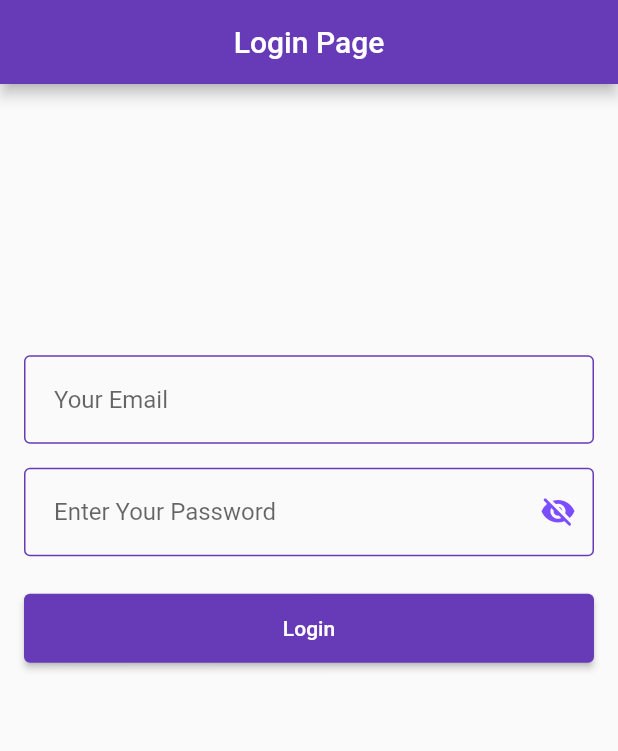
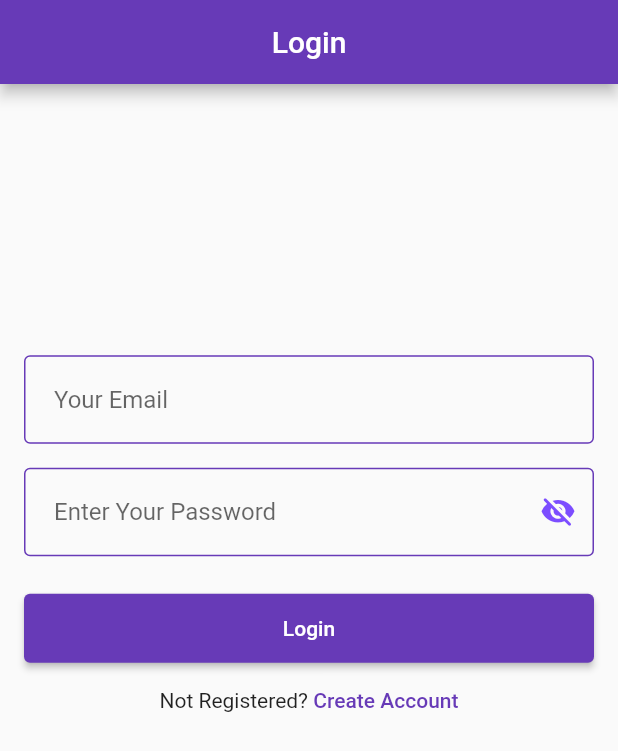
Before and after one commit to GunawatKunal/kunalGunawat-assignment, a Flutter app: the screen it shows after launch, on a phone screen of 412 x 824 dp. Shown: the top 751 px of the screen. Run offline on Flutter 3.47's test engine with Material 2 defaults, Android fonts, the phone set to English and light mode, and no system bars.

Commit message:
register page with otp implemented

```diff
--- a/lib/core/route_generator.dart
+++ b/lib/core/route_generator.dart
@@ -1,5 +1,6 @@
 import 'package:flutter/material.dart';
 import 'package:login_reg_demo/pages/login/login.dart';
+import 'package:login_reg_demo/pages/register/register.dart';
 
 import '../pages/splash/splash.dart';
 
@@ -10,6 +11,8 @@ class RouteGenerator {
         return MaterialPageRoute(builder: (_) => const SplashPage());
       case '/login':
         return MaterialPageRoute(builder: (_) => const LoginPage());
+      case '/register':
+        return MaterialPageRoute(builder: (_) => const RegisterPage());
 
       default:
         return _errorRoute();
--- a/lib/core/theme.dart
+++ b/lib/core/theme.dart
@@ -17,7 +17,10 @@ ThemeData buildThemeData() {
         padding: MaterialStateProperty.all(const EdgeInsets.symmetric(vertical: 15)),
       ),
     ),
-    colorScheme: ColorScheme.fromSwatch(accentColor: AppColor.secondaryColor),
+    colorScheme: const ColorScheme.light(
+      primary: AppColor.primaryColor,
+      secondary: AppColor.secondaryColor,
+    ),
   );
 }
 
--- a/lib/pages/login/login.dart
+++ b/lib/pages/login/login.dart
@@ -3,6 +3,7 @@ import 'package:login_reg_demo/core/theme.dart';
 import 'package:login_reg_demo/shared/exit_check.dart';
 
 import '../../service/snackbar_service.dart';
+import '../../shared/appbar.dart';
 
 class LoginPage extends StatefulWidget {
   const LoginPage({super.key});
@@ -12,6 +13,30 @@ class LoginPage extends StatefulWidget {
 }
 
 class _LoginPageState extends State<LoginPage> {
+  @override
+  Widget build(BuildContext context) {
+    return ExitCheck(
+      Scaffold(
+        appBar: buildAppBar(title: 'Login'),
+        body: const SingleChildScrollView(
+          child: Padding(
+            padding: EdgeInsets.all(16.0),
+            child: LoginForm(),
+          ),
+        ),
+      ),
+    );
+  }
+}
+
+class LoginForm extends StatefulWidget {
+  const LoginForm({super.key});
+
+  @override
+  State<LoginForm> createState() => _LoginFormState();
+}
+
+class _LoginFormState extends State<LoginForm> {
   final _formKey = GlobalKey<FormState>();
   final _emailController = TextEditingController();
   final _passwordController = TextEditingController();
@@ -27,17 +52,7 @@ class _LoginPageState extends State<LoginPage> {
 
   @override
   Widget build(BuildContext context) {
-    return ExitCheck(
-      Scaffold(
-        appBar: AppBar(
-          backgroundColor: Colors.deepPurple,
-          title: const Text('Login Page'),
-          centerTitle: true,
-        ),
-        body: SingleChildScrollView(
-          child: Padding(
-            padding: const EdgeInsets.all(16.0),
-            child: Form(
+    return Form(
       key: _formKey,
       child: Column(
         children: [
@@ -93,18 +108,36 @@ class _LoginPageState extends State<LoginPage> {
                 String password = _passwordController.text;
 
                 // Perform login operation with the entered username and password
-
+                Navigator.push(
+                  context,
+                  MaterialPageRoute(
+                    builder: (context) => ExitCheck(Scaffold(
+                      appBar: buildAppBar(title: 'Dashboard'),
+                      body: const Center(child: Text('Dashboard')),
+                    )),
+                  ),
+                );
                 // Show a success snackbar or navigate to the next screen
                 buildShowSnackBarService(context, msz: 'Login successful');
               }
             },
             child: const Text('Login'),
           ),
+          const SizedBox(height: 16),
+          Row(
+            mainAxisAlignment: MainAxisAlignment.center,
+            children: [
+              const Text('Not Registered?'),
+              GestureDetector(
+                onTap: () => Navigator.pushNamedAndRemoveUntil(context, '/register', (route) => false),
+                child: const Text(
+                  ' Create Account',
+                  style: TextStyle(color: AppColor.primaryColor, fontWeight: FontWeight.w500),
+                ),
+              ),
             ],
           ),
-            ),
-          ),
-        ),
+        ],
       ),
     );
   }
--- /dev/null
+++ b/lib/shared/appbar.dart
@@ -0,0 +1,9 @@
+import 'package:flutter/material.dart';
+
+AppBar buildAppBar({required String title}) {
+  return AppBar(
+    backgroundColor: Colors.deepPurple,
+    title: Text(title),
+    centerTitle: true,
+  );
+}
--- a/pubspec.yaml
+++ b/pubspec.yaml
@@ -9,6 +9,7 @@ environment:
 dependencies:
   flutter:
     sdk: flutter
+  intl: ^0.18.0
 
 dev_dependencies:
   flutter_test:
```
Also changed, not shown: lib/pages/register/register.dart (added, +263 -0 lines), pubspec.lock. Lines whose indentation alone changed are shown as unchanged.
